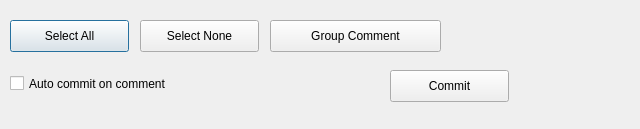
Old version of the form uis/tools.ui in the repository amirgeva/commit.
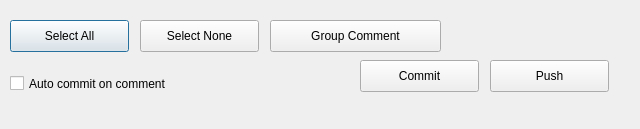
New version of the form.

```diff
--- a/uis/tools.ui
+++ b/uis/tools.ui
@@ -68,8 +68,8 @@
   <widget class="QPushButton" name="commitButton">
    <property name="geometry">
     <rect>
-     <x>390</x>
-     <y>70</y>
+     <x>360</x>
+     <y>60</y>
      <width>119</width>
      <height>32</height>
     </rect>
@@ -78,6 +78,19 @@
     <string>Commit</string>
    </property>
   </widget>
+  <widget class="QPushButton" name="pushButton">
+   <property name="geometry">
+    <rect>
+     <x>490</x>
+     <y>60</y>
+     <width>119</width>
+     <height>32</height>
+    </rect>
+   </property>
+   <property name="text">
+    <string>Push</string>
+   </property>
+  </widget>
  </widget>
  <resources/>
  <connections/>
```
